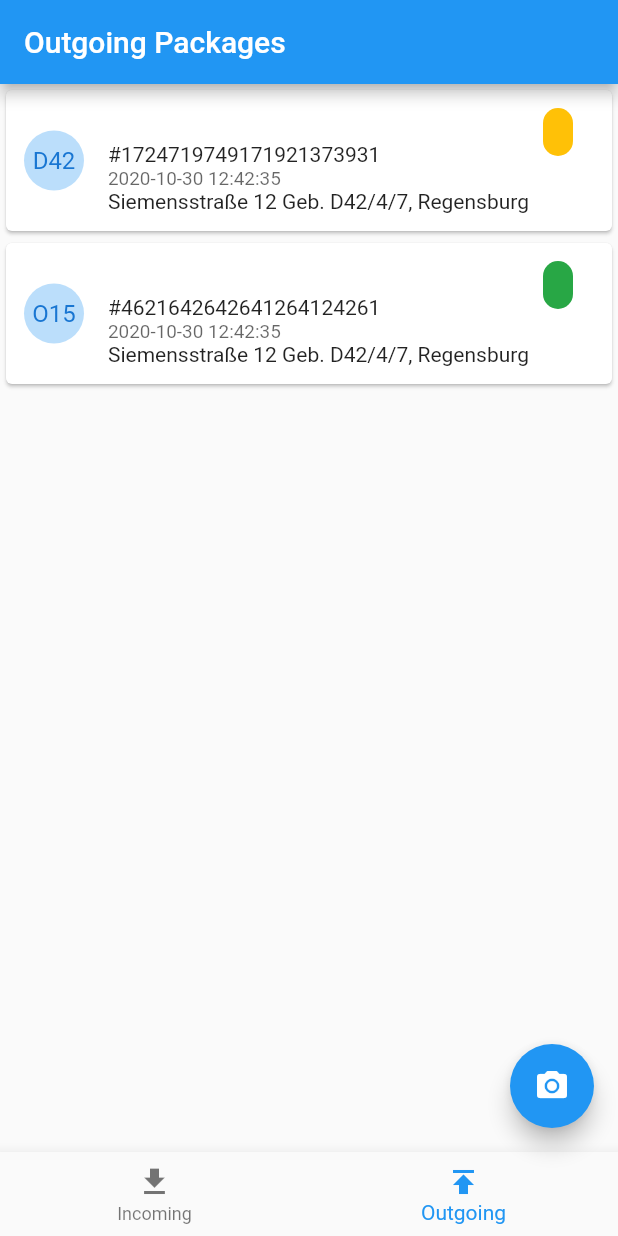
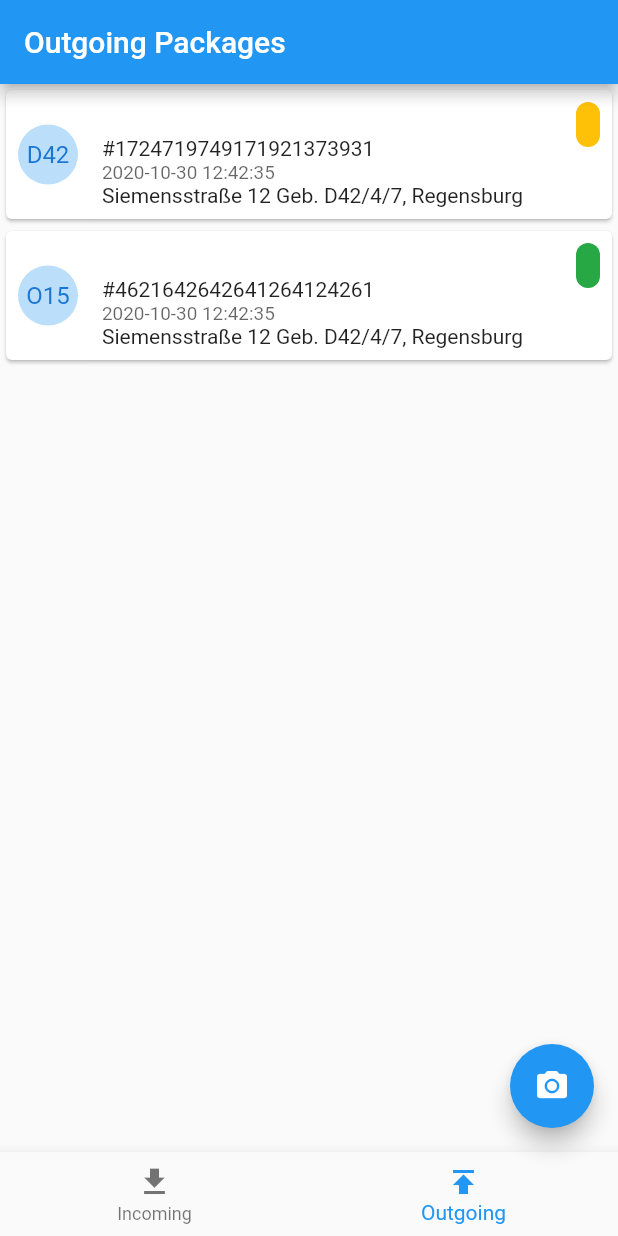
Before and after one commit to tyspt/projekt-studium-driver-app, a Flutter app: the screen it shows after launch, item 2 of the bottom bar chosen, on a phone screen of 412 x 824 dp. Run offline on Flutter 3.47's test engine with Material 2 defaults, Android fonts, the light colour scheme and no system bars; missing offline and left inert: dart_casing.

Commit message:
use container for the implementation of status chip

```diff
--- a/lib/widgets/package_list.dart
+++ b/lib/widgets/package_list.dart
@@ -11,7 +11,8 @@ class PackageList extends StatelessWidget {
   Widget build(BuildContext context) {
     return Container(
       child: ListView(
-        children: packages.map<Widget>((package) => PackageItem(package)).toList(),
+        children:
+            packages.map<Widget>((package) => PackageItem(package)).toList(),
       ),
     );
   }
@@ -43,16 +44,14 @@ class PackageItem extends StatelessWidget {
             print('Card tapped.');
           },
           child: Padding(
-            padding: const EdgeInsets.fromLTRB(12, 4, 12, 12),
+            padding: const EdgeInsets.all(8),
             child: Row(
               children: [
                 // Left Avatar section
-                Padding(
-                    padding: EdgeInsets.only(top: 8),
-                    child: CircleAvatar(
-                      backgroundColor: Theme.of(context).primaryColorLight,
-                      child: Text(package['recipient']['building']),
-                    )),
+                CircleAvatar(
+                  backgroundColor: Theme.of(context).primaryColorLight,
+                  child: Text(package['recipient']['building']),
+                ),
                 const SizedBox(width: 16),
                 // Right Text & Status section
                 Expanded(
@@ -65,7 +64,6 @@ class PackageItem extends StatelessWidget {
                           Column(
                             crossAxisAlignment: CrossAxisAlignment.start,
                             children: [
-                              SizedBox(height: 8),
                               Text(
                                 Casing.titleCase(package['recipient']['name']),
                                 style: const TextStyle(
@@ -84,17 +82,19 @@ class PackageItem extends StatelessWidget {
                             ],
                           ),
                           Spacer(),
-                          Chip(
-                            padding:
-                                const EdgeInsets.fromLTRB(2.0, 0.0, 2.0, 0.0),
-                            backgroundColor:
-                                _getStatusChipColor(package['status']),
-                            label: Text(
+                          Container(
+                            decoration: BoxDecoration(
+                              color: _getStatusChipColor(package['status']),
+                              borderRadius:
+                                  BorderRadius.all(Radius.elliptical(20, 20)),
+                            ),
+                            padding: EdgeInsets.all(8),
+                            child: Text(
                               Casing.titleCase(package['status']),
                               style: TextStyle(
                                   fontSize: 12,
                                   color: Colors.white,
-                                  fontWeight: FontWeight.w500),
+                                  fontWeight: FontWeight.bold),
                             ),
                           ),
                         ],
```
